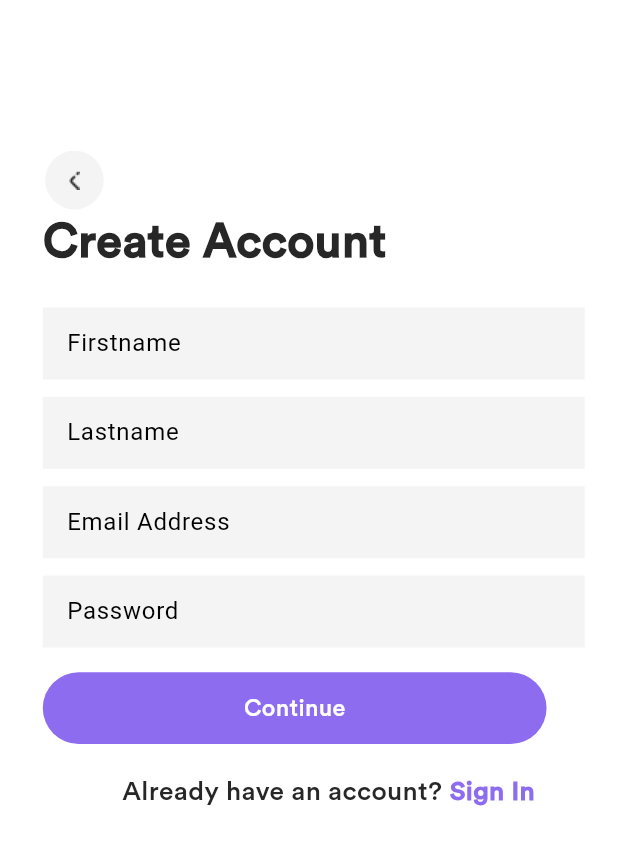
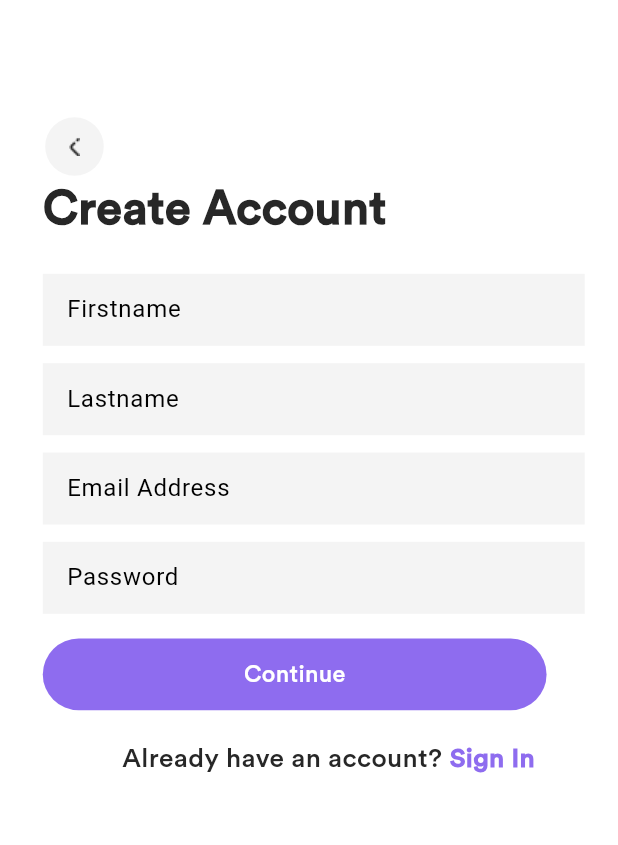
Before and after one commit to OLADISEA/Fashion-Finds, a Flutter app: the screen it shows after launch, after a tap on "Sign Up", on a phone screen of 412 x 824 dp. Shown: the top 845 px of the screen. Run offline on Flutter 3.47's test engine with Material 3 defaults, Android fonts, the light colour scheme and no system bars; our stand-ins replace carousel_slider, equatable, flutter_bloc, flutter_screenutil, persistent_bottom_nav_bar.

Commit message:
refactor: adjust text sizes and paddings

```diff
--- a/lib/src/ui/screen/login_screen/login_page.dart
+++ b/lib/src/ui/screen/login_screen/login_page.dart
@@ -138,7 +138,7 @@ class SignInPage extends StatelessWidget {
                     ),
                     SizedBox(height: 5.h),
                     Padding(
-                      padding: EdgeInsets.only(left: 200.w, right: 24.w),
+                      padding: EdgeInsets.only(left: 220.w, right: 24.w),
                       child: loginInfo(
                         context: context,
                         text: "Forgot Password?",
@@ -150,7 +150,7 @@ class SignInPage extends StatelessWidget {
                         },
                       ),
                     ),
-                    SizedBox(height: 40.h),
+                    SizedBox(height: 100.h),
                     Container(
                       margin: EdgeInsets.only(left: 50.w),
                       child: Center(
--- a/lib/src/ui/screen/register_screen/sign_up_page.dart
+++ b/lib/src/ui/screen/register_screen/sign_up_page.dart
@@ -21,7 +21,7 @@ class SignUpPage extends StatelessWidget {
     return Scaffold(
       backgroundColor: Theme.of(context).colorScheme.background,
       body: Container(
-        margin: EdgeInsets.only(top: 103.h,left: 27.w),
+        margin: EdgeInsets.only(top: 80.h,left: 27.w),
         child: Column(
           crossAxisAlignment: CrossAxisAlignment.start,
           children: [
```
